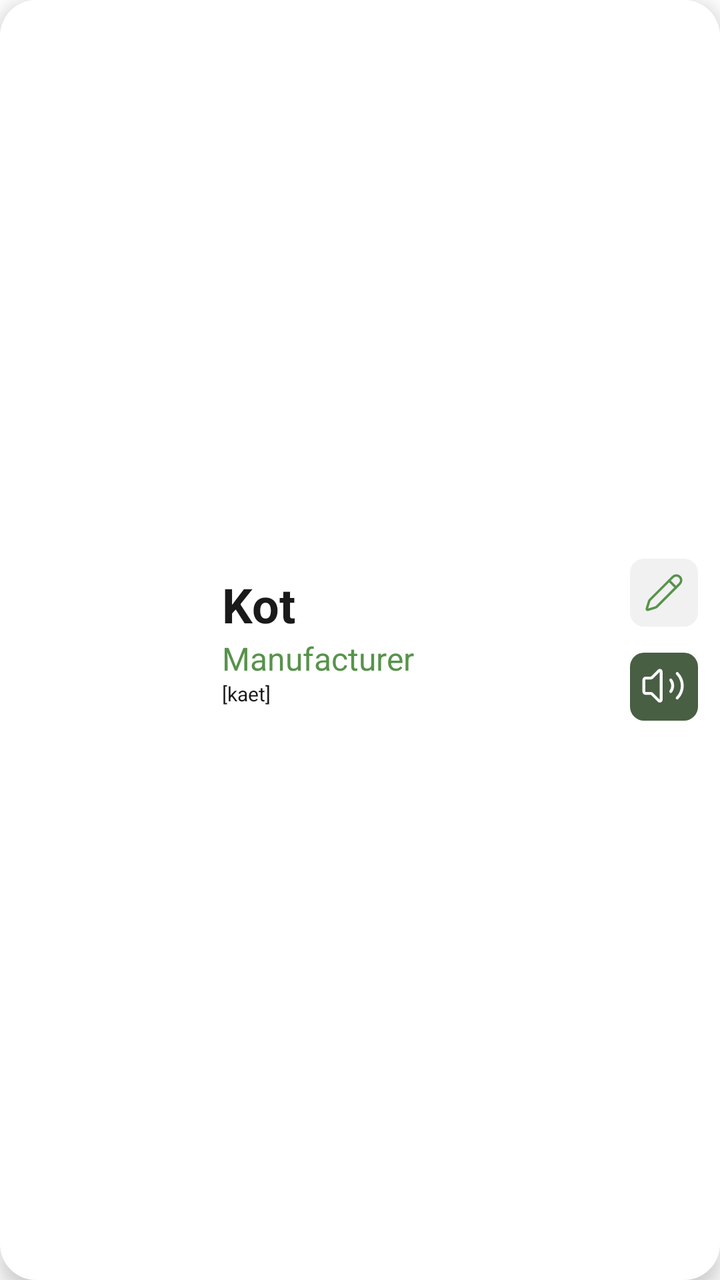
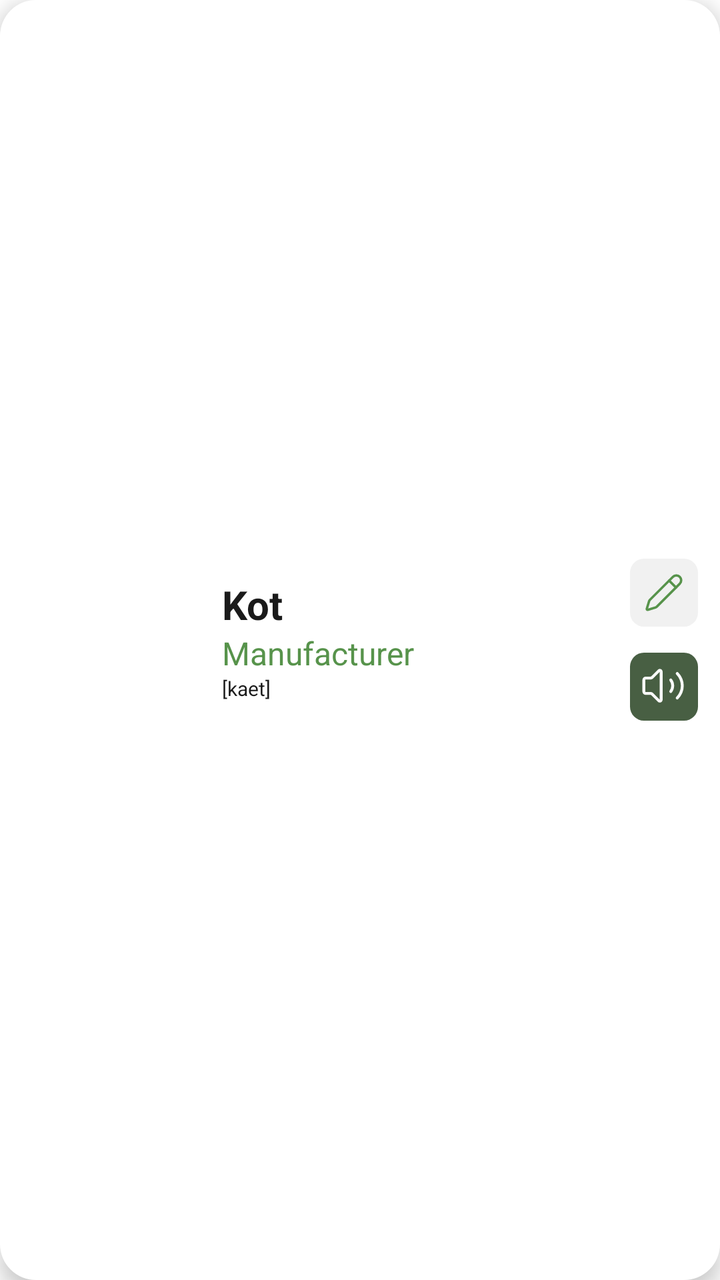

An Android layout rendered at two revisions. The XML below is the earlier revision; the diff shows what the commit changed to produce the second picture.
<!-- AndroidManifest.xml: application theme Theme.EnglishApp -->
<!-- res/layout/word.xml -->
<?xml version="1.0" encoding="utf-8"?>
<LinearLayout xmlns:android="http://schemas.android.com/apk/res/android"
    android:id="@+id/word"
    android:layout_width="match_parent"
    android:layout_height="104dp"
    android:layout_marginHorizontal="20dp"
    android:layout_marginTop="5dp"
    android:layout_marginBottom="14dp"
    android:padding="11dp"
    android:orientation="horizontal"
    android:background="@drawable/card_white_rounded"
    android:elevation="6dp"
    android:gravity="center_vertical">

    <ImageView
        android:id="@+id/image_word"
        android:layout_width="80dp"
        android:layout_height="80dp"
        android:src="@mipmap/enlish_flag_img"
        android:scaleType="centerCrop"
        android:layout_marginEnd="20dp"
        android:background="@drawable/rounded_image_background"
        android:clipToOutline="true" />

    <LinearLayout
        android:layout_width="0dp"
        android:layout_height="wrap_content"
        android:layout_weight="1"
        android:orientation="vertical">

            <TextView
                android:id="@+id/word_title"
                android:layout_width="wrap_content"
                android:layout_height="wrap_content"
                android:text="Kot"
                android:textColor="@color/textMainColor"
                android:textSize="24sp"
                android:textStyle="bold" />
            <TextView
                android:id="@+id/word_translation"
                android:layout_width="wrap_content"
                android:layout_height="wrap_content"
                android:text="Manufacturer"
                android:textColor="@color/greenMain"
                android:textSize="16sp" />

            <TextView
                android:id="@+id/word_pronunciation"
                android:layout_width="wrap_content"
                android:layout_height="wrap_content"
                android:text="[kaet]"
                android:textColor="@color/textMainColor"
                android:textSize="10sp"
                />

    </LinearLayout>

    <LinearLayout
        android:layout_width="wrap_content"
        android:layout_height="wrap_content"
        android:orientation="vertical"
        >

        <ImageView
            android:id="@+id/edit_icon"
            android:layout_width="34dp"
            android:layout_height="34dp"
            android:src="@drawable/pencilicon"
            android:background="@drawable/btn_gray_rounded"
            android:tint="@color/greenMain"
            android:scaleType="centerInside"
            android:layout_marginStart="16dp" />
    <ImageView
        android:layout_marginTop="13dp"
        android:id="@+id/speaker_icon"
        android:layout_width="34dp"
        android:layout_height="34dp"
        android:src="@drawable/volumeicon"
        android:background="@drawable/btn_green_rounded"
        android:scaleType="centerInside"
        android:layout_marginStart="16dp" />

    </LinearLayout>

</LinearLayout>
<!-- resources referenced by this layout -->
<resources>
  <color name="greenMain">#57934B</color>
  <color name="textMainColor">#1A1A1A</color>
  <!-- drawable btn_gray_rounded (drawable) -->
  <?xml version="1.0" encoding="utf-8"?>
  <shape xmlns:android="http://schemas.android.com/apk/res/android">
      <solid android:color="@color/grayMain"/>
      <corners android:radius="7dp" />
  </shape>
  <!-- drawable btn_green_rounded (drawable) -->
  <?xml version="1.0" encoding="utf-8"?>
  <shape xmlns:android="http://schemas.android.com/apk/res/android">
      <solid android:color="@color/darkGreen"/>
      <corners android:radius="7dp" />
  </shape>
  <!-- drawable card_white_rounded (drawable) -->
  <?xml version="1.0" encoding="utf-8"?>
  <shape xmlns:android="http://schemas.android.com/apk/res/android">
      <solid android:color="@color/white"/>
      <corners android:radius="18dp"/>
  </shape>
  <!-- drawable pencilicon (drawable) -->
  <vector xmlns:android="http://schemas.android.com/apk/res/android"
      android:width="21dp"
      android:height="21dp"
      android:viewportWidth="21"
      android:viewportHeight="21">
    <path
        android:pathData="M18.212,5.859C18.667,5.405 18.922,4.788 18.922,4.145C18.923,3.502 18.667,2.885 18.212,2.431C17.758,1.976 17.141,1.72 16.498,1.72C15.855,1.72 15.238,1.975 14.784,2.43L3.305,13.912C3.105,14.111 2.957,14.356 2.874,14.626L1.738,18.369C1.716,18.443 1.714,18.522 1.733,18.598C1.752,18.673 1.791,18.742 1.846,18.796C1.901,18.851 1.97,18.89 2.045,18.909C2.121,18.928 2.2,18.926 2.274,18.904L6.018,17.769C6.288,17.687 6.533,17.54 6.732,17.341L18.212,5.859Z"
        android:strokeLineJoin="round"
        android:strokeWidth="1.21429"
        android:fillColor="#00000000"
        android:strokeColor="#57934B"
        android:strokeLineCap="round"/>
    <path
        android:pathData="M12.902,4.301L16.342,7.741"
        android:strokeLineJoin="round"
        android:strokeWidth="1.21429"
        android:fillColor="#00000000"
        android:strokeColor="#57934B"
        android:strokeLineCap="round"/>
  </vector>
  <!-- drawable rounded_image_background (drawable) -->
  <?xml version="1.0" encoding="utf-8"?>
  <shape xmlns:android="http://schemas.android.com/apk/res/android">
      <solid android:color="@android:color/transparent" />
      <corners android:radius="7dp" />
  </shape>
  <!-- mipmap enlish_flag_img (mipmap-anydpi-v26) -->
  <?xml version="1.0" encoding="utf-8"?>
  <adaptive-icon xmlns:android="http://schemas.android.com/apk/res/android">
      <background android:drawable="@color/enlish_flag_img_background"/>
      <foreground android:drawable="@mipmap/enlish_flag_img_foreground"/>
  </adaptive-icon>
  <style name="Theme.EnglishApp" parent="Base.Theme.EnglishApp" />
  <color name="grayMain">#F1F1F1</color>
  <color name="darkGreen">#485F43</color>
  <color name="white">#FFFFFFFF</color>
  <color name="enlish_flag_img_background">#FFFFFF</color>
  <style name="Base.Theme.EnglishApp" parent="Theme.Material3.DayNight.NoActionBar">
          <item name="android:windowBackground">@color/white</item>
      </style>
  <!-- unchanged entries left out for length: 1 -->
</resources>

<!-- the commit's change to res/layout/word.xml (unified diff, before → after) -->
@@ -34,7 +34,7 @@
                 android:layout_height="wrap_content"
                 android:text="Kot"
                 android:textColor="@color/textMainColor"
-                android:textSize="24sp"
+                android:textSize="20sp"
                 android:textStyle="bold" />
             <TextView
                 android:id="@+id/word_translation"
